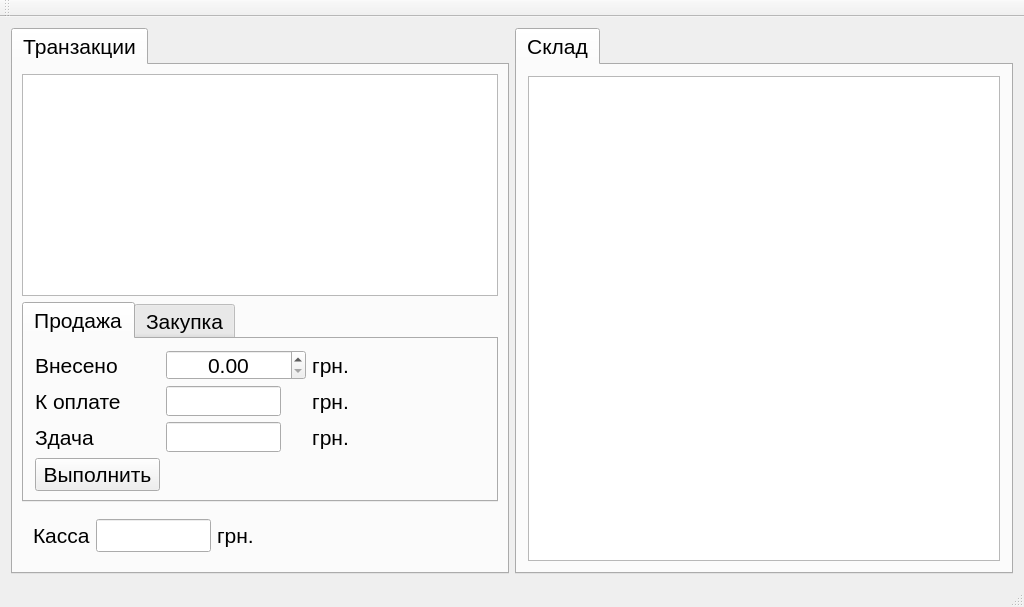
Old version of the form bar/bar.ui in the repository SergMaruda/bar.
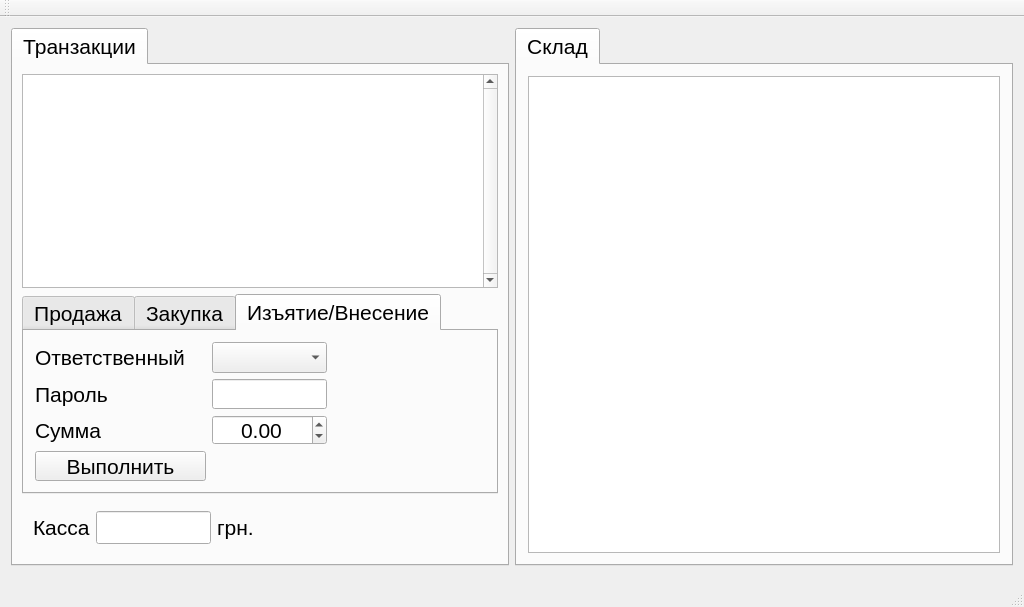
New version of the form. The open tabs and pages were chosen to show the change. Icons and pictures are not drawn.

Patch:
```diff
--- a/bar/bar.ui
+++ b/bar/bar.ui
@@ -10,6 +10,11 @@
     <height>607</height>
    </rect>
   </property>
+  <property name="font">
+   <font>
+    <pointsize>16</pointsize>
+   </font>
+  </property>
   <property name="windowTitle">
    <string>Система управления финансами Бара &quot;OverTime&quot; v0.1 (c) 2014</string>
   </property>
@@ -32,6 +37,12 @@
         <pointsize>16</pointsize>
        </font>
       </property>
+      <property name="styleSheet">
+       <string notr="true"> QTableView {
+     selection-background-color: qlineargradient(x1: 0, y1: 0, x2: 0.5, y2: 0.5,
+                                 stop: 0 #FF92BB, stop: 1 white);
+ }</string>
+      </property>
       <property name="currentIndex">
        <number>0</number>
       </property>
@@ -60,7 +71,15 @@
            </font>
           </property>
           <property name="styleSheet">
-           <string notr="true"/>
+           <string notr="true">selection-background-color: qlineargradient(x1: 0, y1: 0, x2: 0.5, y2: 0.5,
+                                 stop: 0 rgb(255, 159, 25), stop: 1 green);
+</string>
+          </property>
+          <property name="verticalScrollBarPolicy">
+           <enum>Qt::ScrollBarAlwaysOn</enum>
+          </property>
+          <property name="sizeAdjustPolicy">
+           <enum>QAbstractScrollArea::AdjustToContents</enum>
           </property>
           <property name="editTriggers">
            <set>QAbstractItemView::AnyKeyPressed|QAbstractItemView::DoubleClicked</set>
@@ -415,6 +434,113 @@
               </property>
               <property name="text">
                <string>Оплатить</string>
+              </property>
+             </widget>
+            </item>
+            <item row="2" column="2">
+             <widget class="QLabel" name="label_7">
+              <property name="text">
+               <string>грн.</string>
+              </property>
+             </widget>
+            </item>
+            <item row="3" column="2">
+             <spacer name="horizontalSpacer_2">
+              <property name="orientation">
+               <enum>Qt::Horizontal</enum>
+              </property>
+              <property name="sizeHint" stdset="0">
+               <size>
+                <width>40</width>
+                <height>20</height>
+               </size>
+              </property>
+             </spacer>
+            </item>
+           </layout>
+          </widget>
+          <widget class="QWidget" name="tab_2">
+           <attribute name="title">
+            <string>Изъятие/Внесение</string>
+           </attribute>
+           <layout class="QGridLayout" name="gridLayout">
+            <item row="1" column="2">
+             <spacer name="horizontalSpacer_4">
+              <property name="orientation">
+               <enum>Qt::Horizontal</enum>
+              </property>
+              <property name="sizeHint" stdset="0">
+               <size>
+                <width>40</width>
+                <height>20</height>
+               </size>
+              </property>
+             </spacer>
+            </item>
+            <item row="2" column="0">
+             <widget class="QLabel" name="label_13">
+              <property name="text">
+               <string>Сумма</string>
+              </property>
+             </widget>
+            </item>
+            <item row="1" column="1">
+             <widget class="QLineEdit" name="lineEditPassword">
+              <property name="maximumSize">
+               <size>
+                <width>115</width>
+                <height>16777215</height>
+               </size>
+              </property>
+             </widget>
+            </item>
+            <item row="1" column="0">
+             <widget class="QLabel" name="label_12">
+              <property name="text">
+               <string>Пароль</string>
+              </property>
+             </widget>
+            </item>
+            <item row="0" column="1">
+             <widget class="QComboBox" name="comboBoxResponsible">
+              <property name="maximumSize">
+               <size>
+                <width>115</width>
+                <height>16777215</height>
+               </size>
+              </property>
+             </widget>
+            </item>
+            <item row="0" column="0">
+             <widget class="QLabel" name="label_11">
+              <property name="minimumSize">
+               <size>
+                <width>171</width>
+                <height>0</height>
+               </size>
+              </property>
+              <property name="text">
+               <string>Ответственный</string>
+              </property>
+             </widget>
+            </item>
+            <item row="3" column="0">
+             <widget class="QPushButton" name="pushButtonPerformCashManipulation">
+              <property name="text">
+               <string>Выполнить</string>
+              </property>
+             </widget>
+            </item>
+            <item row="2" column="1">
+             <widget class="QDoubleSpinBox" name="doubleSpinBoxIncomeOutcome">
+              <property name="alignment">
+               <set>Qt::AlignCenter</set>
+              </property>
+              <property name="minimum">
+               <double>-9999.989999999999782</double>
+              </property>
+              <property name="maximum">
+               <double>9999.989999999999782</double>
               </property>
              </widget>
             </item>
```
Left out of the diff: 15 changed lines with no effect on the pictures.
